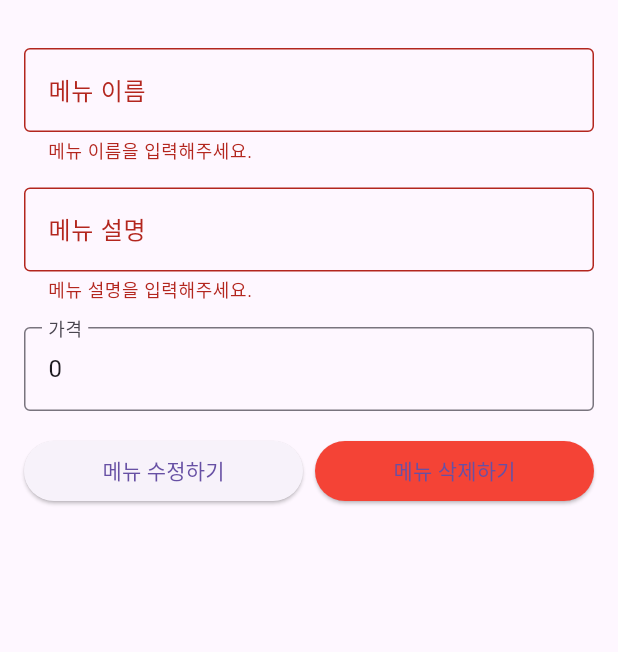
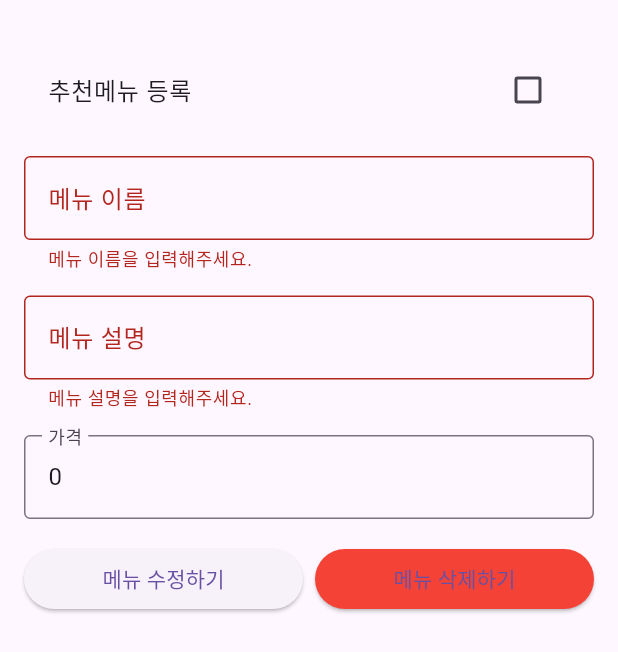
Before and after one commit to hckang17/GAORRE, a Flutter app: the ModifyMenuModal widget shown alone on an empty page, opened directly with empty values, after a tap on "메뉴 수정하기", on a phone screen of 412 x 824 dp. Shown: the top 652 px of the screen. Run offline on Flutter 3.47's test engine with Material 3 defaults, Android fonts, the phone set to English and light mode, and no system bars; our stand-ins replace another_flutter_splash_screen, cached_network_image, connectivity_plus, flutter_riverpod, fluttertoast, font_awesome_flutter and 5 more; missing offline and left inert: flutter_sms, internet_connectivity_checker, sliver_app_bar_builder, stomp_dart_client, telephony; accounts and stored records are empty.

Commit message:
FEAT:메뉴수정창에서 '추천메뉴' 항목 추가

```diff
--- a/lib/presenter/Widget/ManagerPage/Menu/ModifyMenuPopup.dart
+++ b/lib/presenter/Widget/ManagerPage/Menu/ModifyMenuPopup.dart
@@ -30,6 +30,7 @@ class _ModifyMenuModalState extends ConsumerState<ModifyMenuModal> {
   late TextEditingController descriptionController;
   late TextEditingController priceController;
   final GlobalKey<FormState> _formKey = GlobalKey<FormState>();
+  late bool isRecommended;
 
   @override
   void initState() {
@@ -37,6 +38,7 @@ class _ModifyMenuModalState extends ConsumerState<ModifyMenuModal> {
     nameController = TextEditingController(text: widget.menu.menuName);
     descriptionController = TextEditingController(text: widget.menu.menuInfo);
     priceController = TextEditingController(text: widget.menu.price.toString());
+    isRecommended = widget.menu.recommend == 1 ? true : false;
   }
 
   @override
@@ -66,6 +68,16 @@ class _ModifyMenuModalState extends ConsumerState<ModifyMenuModal> {
                       padding: const EdgeInsets.only(bottom: 8.0),
                       child: Image.network(widget.menu.menuImageURL, width: 100, height: 100, fit: BoxFit.cover),
                     ),
+                  SizedBox(height: 16),
+                  CheckboxListTile(
+                    title: Text("추천메뉴 등록"),
+                    value: isRecommended,
+                    onChanged: (bool? value) {
+                      setState(() {
+                        isRecommended = value ?? false;
+                      });
+                    },
+                  ),
                   SizedBox(height: 16),
                   TextFormField(
                     controller: nameController,
@@ -121,9 +133,10 @@ class _ModifyMenuModalState extends ConsumerState<ModifyMenuModal> {
                               print('메뉴 수정: ${nameController.text}, ${descriptionController.text}, ${priceController.text}, 카테고리: ${originalMenuCode[0]}, 코드: $originalMenuCode');
                               if(true == await ref.read(storeDataProvider.notifier).modifyMenu(
                                 context, ref.read(loginProvider.notifier).getLoginData()!,
-                                nameController.text, originalMenuCode,
+                                widget.menu.menuName
+                                ,nameController.text, originalMenuCode,
                                 int.parse(priceController.text),
-                                descriptionController.text)
+                                descriptionController.text, isRecommended ? 1 : 0) //여기에 recommend추가
                               ){ Navigator.pop(context);}
                             }
                           },
@@ -157,143 +170,3 @@ class _ModifyMenuModalState extends ConsumerState<ModifyMenuModal> {
     );
   }
 }
-
-
-// class ModifyMenuModal extends ConsumerWidget {
-//   final Menu menu;
-//   final GlobalKey<FormState> _formKey = GlobalKey<FormState>();
-//   late TextEditingController nameController;
-//   late TextEditingController descriptionController;
-//   late TextEditingController priceController;
-
-//   ModifyMenuModal({required this.menu}) {
-//     nameController = TextEditingController(text: menu.menuName);
-//     descriptionController = TextEditingController(text: menu.menuInfo);
-//     priceController = TextEditingController(text: menu.price.toString());
-//   }
-
-//   @override
-//   Widget build(BuildContext context, WidgetRef ref) {
-
-//     String originalMenuCode = menu.menuCode;
-
-//     return Padding(
-//       padding: MediaQuery.of(context).viewInsets,
-//       child: Form(
-//         key: _formKey,
-//         child: Wrap(
-//           children: <Widget>[
-//             Padding(
-//               padding: const EdgeInsets.all(16.0),
-//               child: Column(
-//                 children: [
-//                   // Display the menu image if available
-//                   if (menu.menuImageURL.isNotEmpty)
-//                     Padding(
-//                       padding: const EdgeInsets.only(bottom: 8.0),
-//                       child: Image.network(menu.menuImageURL, width: 100, height: 100, fit: BoxFit.cover),
-//                     ),
-//                   SizedBox(height: 16),
-//                   TextFormField(
-//                     controller: nameController,
-//                     decoration: InputDecoration(
-//                       labelText: '메뉴 이름',
-//                       border: OutlineInputBorder(),
-//                     ),
-//                     validator: (value) {
-//                       if (value == null || value.isEmpty) {
-//                         return '메뉴 이름을 입력해주세요.';
-//                       }
-//                       return null;
-//                     },
-//                   ),
-//                   SizedBox(height: 16),
-//                   TextFormField(
-//                     controller: descriptionController,
-//                     decoration: InputDecoration(
-//                       labelText: '메뉴 설명',
-//                       border: OutlineInputBorder(),
-//                     ),
-//                     validator: (value) {
-//                       if (value == null || value.isEmpty) {
-//                         return '메뉴 설명을 입력해주세요.';
-//                       }
-//                       return null;
-//                     },
-//                   ),
-//                   SizedBox(height: 16),
-//                   TextFormField(
-//                     controller: priceController,
-//                     keyboardType: TextInputType.number,
-//                     decoration: InputDecoration(
-//                       labelText: '가격',
-//                       border: OutlineInputBorder(),
-//                     ),
-//                     inputFormatters: [FilteringTextInputFormatter.digitsOnly],
-//                     validator: (value) {
-//                       if (value == null || value.isEmpty) {
-//                         return '가격을 입력해주세요.';
-//                       }
-//                       return null;
-//                     },
-//                   ),
-//                   SizedBox(height: 16),
-//                   Row(
-//                     mainAxisAlignment: MainAxisAlignment.spaceEvenly, // 버튼들 사이의 공간을 균등하게 배분
-//                     children: [
-//                       Expanded(
-//                         child: ElevatedButton(
-                          // onPressed: () async {
-                          //   if (_formKey.currentState!.validate()) {
-                          //     print('메뉴 수정: ${nameController.text}, ${descriptionController.text}, ${priceController.text}, 카테고리: ${originalMenuCode[0]}, 코드: $originalMenuCode');
-                          //     if(true == await ref.read(storeDataProvider.notifier).modifyMenu(
-                          //       context, ref.read(loginProvider.notifier).getLoginData()!,
-                          //       nameController.text, originalMenuCode,
-                          //       int.parse(priceController.text),
-                          //       descriptionController.text)
-                          //     ){ Navigator.pop(context);}
-                          //   }
-//                           },
-//                           child: Text('메뉴 수정하기'),
-//                         ),
-//                       ),
-//                       SizedBox(width: 8), // 버튼 사이의 간격
-//                       Expanded(
-//                         child: ElevatedButton(
-                          // onPressed: () async {
-                          // if(await ref.read(storeDataProvider.notifier).removeMenu(context, menu.menuCode, menu.menuName, ref.read(loginProvider.notifier).getLoginData()) == true){
-                          //   Navigator.pop(context);
-                          // }
-                          // },
-//                           child: Text('메뉴 삭제하기'),
-//                           style: ElevatedButton.styleFrom(
-//                             backgroundColor: Colors.red, // 삭제 버튼에 빨간색 적용
-//                           ),
-//                         ),
-//                       ),
-//                     ],
-//                   ),
-//                 ],
-//               ),
-//             ),
-//           ],
-//         ),
-//       ),
-//     );
-//   }
-
-//   String _generateMenuCode(String? categoryKey, List<Menu>? menuList) {
-//     if (categoryKey == null || menuList == null) return '';
-//     int highestNumber = 0;
-//     String categoryPrefix = categoryKey.toUpperCase();
-//     for (Menu menu in menuList) {
-//       if (menu.menuCode.startsWith(categoryPrefix)) {
-//         int currentNumber = int.tryParse(menu.menuCode.substring(1)) ?? 0;
-//         if (currentNumber > highestNumber) {
-//           highestNumber = currentNumber;
-//         }
-//       }
-//     }
-//     return '$categoryPrefix${(highestNumber + 1).toString().padLeft(3, '0')}';  // 예: "B004"
-//   }
-// }
--- a/lib/provider/Data/loginDataProvider.dart
+++ b/lib/provider/Data/loginDataProvider.dart
@@ -4,6 +4,7 @@ import 'dart:convert';
 import 'package:flutter/material.dart';
 import 'package:flutter_riverpod/flutter_riverpod.dart';
 import 'package:hive/hive.dart';
+import 'package:orre_manager/presenter/Widget/AlertDialog.dart';
 // import 'package:orre_manager/Coding_references/login.dart';
 import 'package:orre_manager/services/HIVE_service.dart';
 import 'package:orre_manager/services/HTTP_service.dart';
@@ -133,6 +134,8 @@ class LoginDataNotifier extends StateNotifier<LoginData?> {
     }
   }
 
+
+
 }
 // Legacy
 class LoginProviderLegacy {
--- a/lib/provider/Data/storeDataProvider.dart
+++ b/lib/provider/Data/storeDataProvider.dart
@@ -185,8 +185,8 @@ class StoreDataNotifier extends StateNotifier<StoreData?> {
         return true;
       } else {
         // 요청이 실패하면 처리
-        await showAlertDialog(context, "메뉴 추가", "메뉴추가 실패..", null);
-        print('메뉴 추가 요청이 실패하였습니다. 상태 코드: ${response.statusCode}');
+        await showAlertDialog(context, "메뉴 추가", "메뉴추가 실패.. 에러코드:[${response.statusCode}]", null);
+        print('메뉴 추가 요청이 실패하였습니다. 상태 코드: ${response.statusCode} [storeDataProvider - addMenu]');
         return false;
       }
     } catch (e) {
@@ -197,15 +197,17 @@ class StoreDataNotifier extends StateNotifier<StoreData?> {
   }
 
   // 메뉴 수정 메서드
-  FutureOr<bool> modifyMenu(BuildContext context, LoginData loginData, String menuName, String menuCode, int price, String introduce) async {
-    print('메뉴 변경 신청...');
+  FutureOr<bool> modifyMenu(BuildContext context, LoginData loginData, String originMenu, String menuName, String menuCode, int price, String introduce, int recommend) async {
+    print('메뉴 변경 신청... [storeDataProvider - modifyMenu]');
     final jsonBody = json.encode({
       'storeCode' : loginData.storeCode,
       'menuCode' : menuCode,
-      'menu' : menuName,
+      'menu' : originMenu,
+      'newMenu' : menuName,
       'jwtAdmin' : loginData.loginToken,
       'price' : price,
       'introduce' : introduce,
+      'recommend' : recommend,
     });
     try {
       final response = await HttpsService.postRequest('/StoreAdmin/menu/s3/modify', jsonBody);
@@ -216,18 +218,19 @@ class StoreDataNotifier extends StateNotifier<StoreData?> {
           // 메뉴 수정 완료
           print('메뉴 수정 완료!');
           await showAlertDialog(context, "메뉴 변경", "메뉴명 : $menuName 변경 성공!", null);
-          requestStoreData(loginData.storeCode);
+          await requestStoreData(loginData.storeCode);
           return true;
         } else {
           // 메뉴 수정 실패
           print('메뉴 수정 실패. status = ${responseBody['status']}');
-          await showAlertDialog(context, "메뉴 변경", "메뉴명 : $menuName 변경 실패...", null);
-          requestStoreData(loginData.storeCode);
+          await showAlertDialog(context, "메뉴 변경", "메뉴명 : $menuName 변경 실패...\n에러코드:[${responseBody['status']}]", null);
+          await requestStoreData(loginData.storeCode);
           return false;
         }
       } else {
         //HTTP부터 정상수신 되지 않았을 때
         print('HTTP 에러 : status code <${response.statusCode}>');
+        await showAlertDialog(context, "메뉴 변경", "메뉴명 : $menuName 변경 실패... \n에러코드:HTTP${response.statusCode}", null);
         return false;
       }
     } catch (error) {
@@ -257,7 +260,7 @@ class StoreDataNotifier extends StateNotifier<StoreData?> {
           return true;
         } else {
           // 메뉴 삭제 실패
-          await showAlertDialog(context, "메뉴 삭제", "메뉴명 : $name 삭제 실패...", null);
+          await showAlertDialog(context, "메뉴 삭제", "메뉴명 : $name 삭제 실패... 에러코드:[${responseBody['status']}]", null);
           print('삭제 실패. StatusCode : ${response.statusCode}');
           return false;
         }
@@ -298,7 +301,7 @@ class StoreDataNotifier extends StateNotifier<StoreData?> {
         }else{
           // 다른 문제 발생
           print('카테고리 등록/성공 실패');
-          await showAlertDialog(context, "카테고리 등록/수정", "실패", null);
+          await showAlertDialog(context, "카테고리 등록/수정", "실패.\n에러코드:[${responseBody['status']}]", null);
           return false;
         }
       }else{
@@ -328,17 +331,21 @@ class StoreDataNotifier extends StateNotifier<StoreData?> {
         if(responseBody['status'] == "200"){
           // 폐점성공
           print('영업종료처리 성공 [storeDataProvider - closeStore]');
+          await showAlertDialog(ref.context, "영업종료", "성공", null);
           return true;
         }else{
           print('영업종료처리 실패 [storeDataProvider - closeStore]');
+          await showAlertDialog(ref.context, "영업종료", "실패\n에러코드:[${responseBody['status']}]", null);
           return false;
         }
       }else{
         print('HTTP statusCode not 200 [storeDataProvider - closeStore]');
+        await showAlertDialog(ref.context, "영업종료", "실패\n에러코드:[${response.statusCode}]", null);
         return false;
       }
     }catch(error){
       print("HTTP 에러발생. 에러 : $error [storeDataProvider - closeStore]");
+      await showAlertDialog(ref.context, "영업종료", "실패\n에러코드:HTTP", null);
       return false;
     }
   }
--- a/lib/provider/Data/waitingDataProvider.dart
+++ b/lib/provider/Data/waitingDataProvider.dart
@@ -205,7 +205,7 @@ class WaitingDataNotifier extends StateNotifier<WaitingData?> {
       }
     } else {
       print('HTTP 에러. 에러코드 : ${response.statusCode}');
-      await showAlertDialog(ref.context, '$waitingNumber번 고객 호출', '고객호출 실패\n잠시후 재시도 해주세요', null);
+      await showAlertDialog(ref.context, '$waitingNumber번 고객 호출', '고객호출 실패\n잠시후 재시도 해주세요.\n에러코드:[${response.statusCode}]', null);
       return false;
     }
   }
@@ -344,7 +344,7 @@ class WaitingDataNotifier extends StateNotifier<WaitingData?> {
           return true;
         } else {
           print('$waitingNumber번 손님 입장처리를 실패했습니다. [waitingProvider - confirmEnterance]');
-          showAlertDialog(context, '입장 확인', '$waitingNumber번 손님 입장처리 실패', null);
+          showAlertDialog(context, '입장 확인', '$waitingNumber번 손님 입장처리 실패\n에러코드:[${responseBody['status']}]', null);
           return false;
         }
       } else {
```
